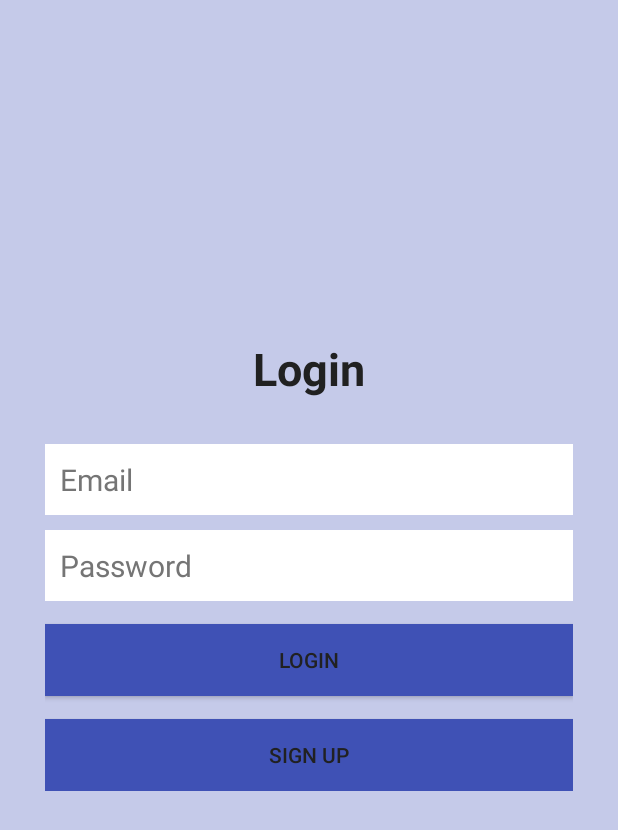
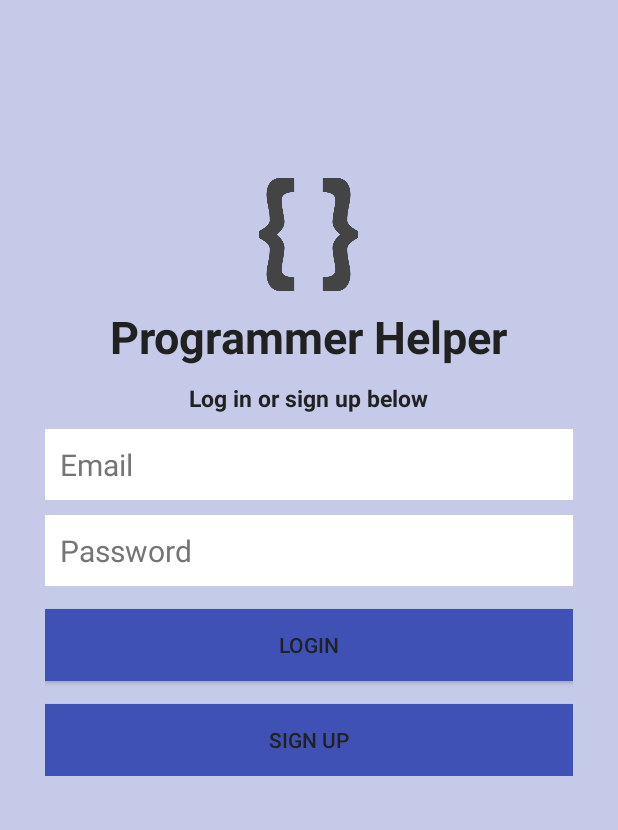
Before and after one commit to yqedan/ProgrammerHelper, an Android app: the screen it shows after launch (LoginActivity), on a phone screen of 412 x 824 dp. Shown: the top 830 px of the screen. Run offline under Robolectric (Android 15) with nearby library versions, the phone set to English and light mode, and no system bars; our stand-ins replace ButterKnife, Firebase (no records; nobody signed in at launch, a user with empty details on screens opened directly).

Commit message:
fix app icon, add screenshots, and format login layout

```diff
--- a/app/src/main/res/layout/activity_login.xml
+++ b/app/src/main/res/layout/activity_login.xml
@@ -11,7 +11,10 @@
         android:orientation="vertical"
         android:layout_width="match_parent"
         android:layout_height="wrap_content"
-        android:padding="30dp"
+        android:paddingLeft="30dp"
+        android:paddingRight="30dp"
+        android:paddingBottom="30dp"
+        android:paddingTop="10dp"
         android:layout_centerVertical="true"
         android:layout_centerHorizontal="true"
         android:id="@+id/linearLayout">
@@ -68,14 +71,42 @@
 
     </LinearLayout>
 
+
     <TextView
         android:layout_width="wrap_content"
         android:layout_height="wrap_content"
-        android:text="Login"
+        android:text="Programmer Helper"
         android:textColor="@color/primary_text"
         android:textSize="30dp"
         android:textStyle="bold"
+        android:gravity="center"
+        android:layout_marginBottom="10dp"
+        android:id="@+id/login_title"
+        android:layout_above="@+id/login"
+        android:layout_centerHorizontal="true"
+        />
+
+    <ImageView
+        android:layout_width="75dp"
+        android:layout_height="75dp"
+        android:layout_centerHorizontal="true"
+        android:gravity="center"
+        android:src="@drawable/appicon"
+        android:layout_margin="10dp"
+        android:layout_above="@+id/login_title"/>
+
+
+    <TextView
+        android:layout_width="wrap_content"
+        android:layout_height="wrap_content"
+        android:text="Log in or sign up below"
+        android:textColor="@color/primary_text"
+        android:textSize="15dp"
+        android:textStyle="bold"
+        android:gravity="center"
+        android:id="@+id/login"
         android:layout_above="@+id/linearLayout"
-        android:layout_centerHorizontal="true" />
+        android:layout_centerHorizontal="true"
+        />
 
 </RelativeLayout>
```
Also changed, not shown: app/src/main/res/drawable/appicon.png, 7 other files.
